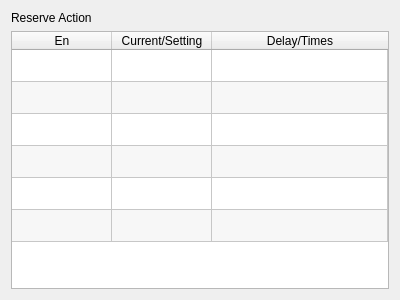
Above: hcinstruction/icpneumaticactionpage.ui from GaussCheng/2-5AxisPunch before the change. Below: the same form after it.
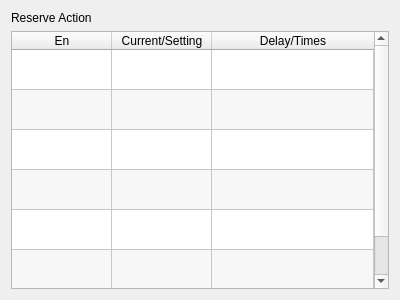
That is the form after the change. Icons and pictures are not drawn.

The edit to the form file:
```diff
--- a/hcinstruction/icpneumaticactionpage.ui
+++ b/hcinstruction/icpneumaticactionpage.ui
@@ -97,10 +97,10 @@
       <bool>false</bool>
      </attribute>
      <attribute name="verticalHeaderDefaultSectionSize">
-      <number>32</number>
+      <number>40</number>
      </attribute>
      <attribute name="verticalHeaderMinimumSectionSize">
-      <number>32</number>
+      <number>40</number>
      </attribute>
      <attribute name="verticalHeaderStretchLastSection">
       <bool>false</bool>
```
